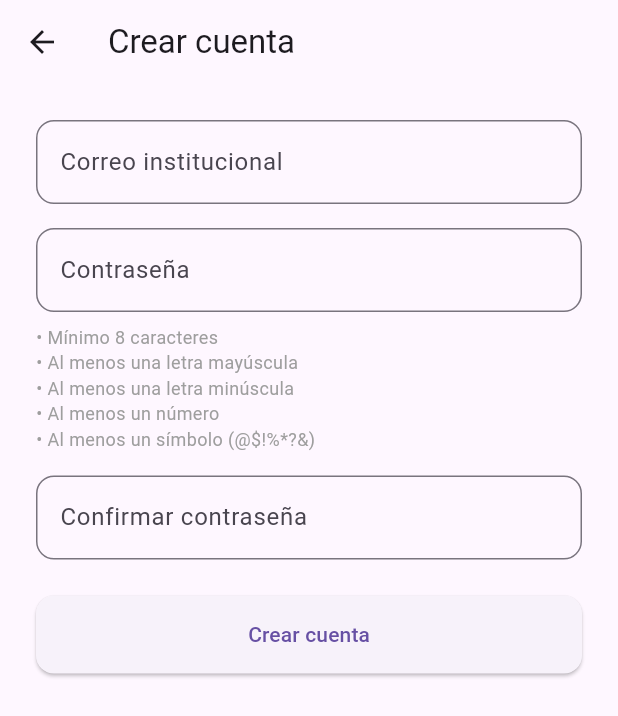
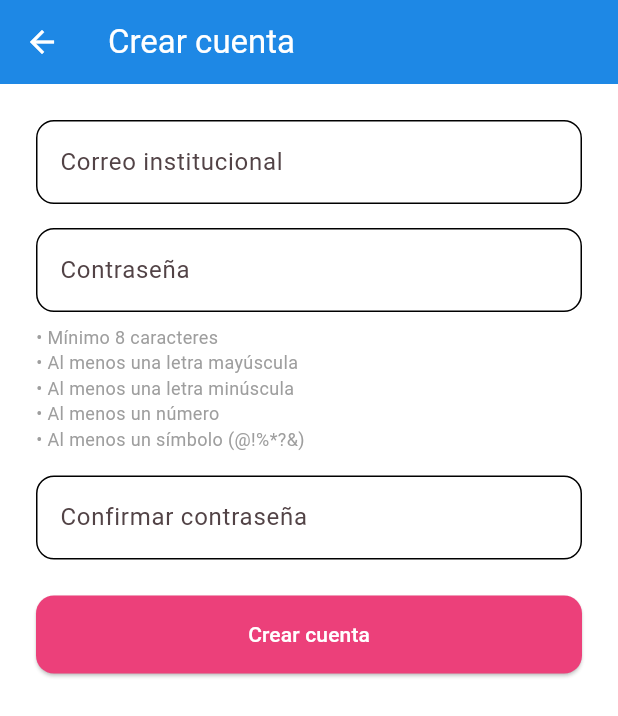
Before and after one commit to Dave2826/rive-login-experience, a Flutter app: the SignUpScreen screen opened directly, on a phone screen of 412 x 824 dp. Shown: the top 716 px of the screen. Run offline on Flutter 3.47's test engine with Material 3 defaults, Android fonts, the phone set to English and light mode, and no system bars; our stand-ins replace firebase_auth, firebase_core, flutter_secure_storage, rive; accounts and stored records are empty; generated files the repository leaves out were written again.

Commit message:
feat: centralize theme and Spanish localization

```diff
--- /dev/null
+++ b/lib/config/app_strings.dart
@@ -0,0 +1,81 @@
+abstract final class AppStrings {
+  // ------------------------------
+  // LoginScreen
+  // ------------------------------
+  static const String loginScreenTitle = 'Iniciar sesión';
+  static const String forgotPasswordLink = '¿Olvidaste tu contraseña?';
+  static const String emailFieldLabel = 'Correo electrónico';
+  static const String emailHint = 'tu@correo.com';
+  static const String passwordFieldLabel = 'Contraseña';
+  static const String noAccountLabel = '¿No tienes una cuenta? ';
+  static const String registerButton = 'Regístrate';
+  static const String verificationPending = 'La cuenta {email} aún no ha verificado su correo institucional.';
+  static const String resendVerification = 'Reenviar correo de verificación';
+  static const String alreadyVerified = 'Ya verifiqué mi correo';
+  static const String loginErrorInvalid = 'Credenciales inválidas';
+  static const String loginErrorUnverified = 'Tu correo aún no está verificado.';
+  static const String loginErrorNetwork = 'No se pudo iniciar sesión en este momento. Verifica tu conexión e inténtalo de nuevo.';
+  static const String resendEmail = 'Si existe una cuenta asociada a este correo, recibirás las instrucciones para restablecer tu contraseña.';
+
+  // ------------------------------
+  // SignUpScreen
+  // ------------------------------
+  static const String signUpTitle = 'Crear cuenta';
+  static const String institutionalEmailLabel = 'Correo institucional';
+  static const String institutionalEmailHint = 'usuario@tecdesoftware.edu.mx';
+  static const String passwordLabel = 'Contraseña';
+  static const String confirmPasswordLabel = 'Confirmar contraseña';
+  static const String signUpButton = 'Crear cuenta';
+  static const String minEightChars = '• Mínimo 8 caracteres';
+  static const String minUppercase = '• Al menos una letra mayúscula';
+  static const String minLowercase = '• Al menos una letra minúscula';
+  static const String minNumber = '• Al menos un número';
+  static const String minSymbol = '• Al menos un símbolo (@!%*?&)';
+  static const String emailRequired = 'El correo es obligatorio';
+  static const String passwordRequired = 'La contraseña es obligatoria';
+  static const String confirmRequired = 'Confirma tu contraseña';
+  static const String nonInstitutionalDomain = 'Usa tu correo institucional (@tecdesoftware.edu.mx)';
+  static const String emailAlreadyRegistered = 'Este correo ya está registrado';
+
+  // ------------------------------
+  // ProductsScreen
+  // ------------------------------
+  static const String platillosTitle = 'Menú de platillos';
+  static const String closeSessionDialog = '¿Quieres cerrar la sesión actual?';
+  static const String cancelButton = 'Cancelar';
+  static const String closeSessionButton = 'Cerrar sesión';
+  static const String retryButton = 'Reintentar';
+  static const String noPlatillosDisponibles = 'No hay platillos disponibles';
+  static const String disponible = 'Disponible';
+  static const String agotado = 'Agotado';
+  static const String sinNombre = 'Sin nombre';
+  static const String tituloPlatillo = 'Platillo';
+  static const String subtituloDescripcion = 'Descripción';
+  static const String categoria = 'Categoría';
+  static const String precio = 'Precio';
+  static const String errorServidor = 'Error interno del servidor al cargar el menú.';
+  static const String errorConexion = 'No fue posible conectar con el servidor. Verifica tu conexión e inténtalo de nuevo.';
+  static const String errorTimeout = 'Tiempo de espera agotado al conectar con el servidor. Inténtalo más tarde.';
+  static const String errorFormato = 'No se pudo interpretar la respuesta del catálogo.';
+
+  // ------------------------------
+  // SessionGate
+  // ------------------------------
+  static const String sessionExpiredMessage = 'Tu sesión expiró o ya no es válida. Inicia sesión de nuevo.';
+
+  // ------------------------------
+  // Mensajes generales / Wrappers
+  // ------------------------------
+  static const String errorAlIniciarSesion = 'No se pudo iniciar sesión en este momento. Verifica tu conexión e inténtalo de nuevo.';
+
+  // ------------------------------
+  // Auth errors / snackbars
+  // ------------------------------
+  static const String verificationSentMessage = 'Cuenta creada. Revisa tu correo institucional para verificarla antes de iniciar sesión.';
+  static const String verificationFailedMessage = 'Cuenta creada, pero no se pudo enviar el correo de verificación. Podrá solicitarlo nuevamente desde el inicio de sesión.';
+  static const String emailAlreadyInUse = 'Este correo ya está registrado';
+  static const String invalidEmail = 'Correo inválido';
+  static const String weakPassword = 'Contraseña muy débil';
+  static const String createAccountError = 'Error al crear cuenta:';
+  static const String unexpectedError = 'Error inesperado al crear cuenta';
+}
--- /dev/null
+++ b/lib/config/app_theme.dart
@@ -0,0 +1,54 @@
+import 'package:flutter/material.dart';
+
+/// Colores únicos para la app (útiles para pruebas y consistencia).
+abstract final class AppColors {
+  static const Color primary   = Color(0xFFEC407A);  // rosa viejo (login CTA, gate spinner)
+  static const Color secondary = Color(0xFF1E88E5);  // azul (AppBar, chips)
+  static const Color success   = Color(0xFF4CAF50);  // verde (snackbar OK)
+  static const Color error     = Color(0xFFE53935);  // rojo (textos de error)
+  static const Color muted     = Color(0xFF757575);  // gris (ayudas, vacío)
+}
+
+/// Tema centralizado. Copia los valores visuales reales actuales para que
+/// el cambio sea puramente de estructura; no altera el aspecto de producción.
+ThemeData lightTheme() => ThemeData(
+  useMaterial3: true,
+  colorScheme: ColorScheme.fromSeed(seedColor: AppColors.primary)
+      .copyWith(
+        primary: AppColors.primary,
+        secondary: AppColors.secondary,
+        error: AppColors.error,
+        surface: Colors.white,
+      ),
+  appBarTheme: AppBarTheme(
+    backgroundColor: AppColors.secondary,
+    foregroundColor: Colors.white,
+    elevation: 0,
+  ),
+  inputDecorationTheme: InputDecorationTheme(
+    border: OutlineInputBorder(borderRadius: BorderRadius.circular(12)),
+    enabledBorder: OutlineInputBorder(borderRadius: BorderRadius.circular(12)),
+    focusedBorder: OutlineInputBorder(borderRadius: BorderRadius.circular(12)),
+  ),
+  elevatedButtonTheme: ElevatedButtonThemeData(
+    style: ButtonStyle(
+      backgroundColor: WidgetStatePropertyAll(AppColors.primary),
+      foregroundColor: WidgetStatePropertyAll(Colors.white),
+      padding: WidgetStatePropertyAll(const EdgeInsets.symmetric(vertical: 16)),
+      shape: WidgetStatePropertyAll(RoundedRectangleBorder(
+        borderRadius: BorderRadius.circular(12),
+      )),
+    ),
+  ),
+  cardTheme: CardThemeData(
+    margin: const EdgeInsets.symmetric(horizontal: 12, vertical: 6),
+    shape: RoundedRectangleBorder(borderRadius: BorderRadius.circular(12)),
+  ),
+  dialogTheme: DialogThemeData(
+    shape: RoundedRectangleBorder(borderRadius: BorderRadius.circular(12)),
+  ),
+  snackBarTheme: SnackBarThemeData(
+    backgroundColor: AppColors.success,
+  ),
+  scaffoldBackgroundColor: Colors.white,
+);
--- a/lib/screens/sign_up_screen.dart
+++ b/lib/screens/sign_up_screen.dart
@@ -1,6 +1,7 @@
 
 import 'package:firebase_auth/firebase_auth.dart';
 import 'package:flutter/material.dart';
+import '../config/app_strings.dart';
 
 class SignUpScreen extends StatefulWidget {
   const SignUpScreen({super.key});
@@ -103,8 +104,8 @@ class _SignUpScreenState extends State<SignUpScreen> {
         SnackBar(
           content: Text(
             verificationSent
-                ? 'Cuenta creada. Revisa tu correo institucional para verificarla antes de iniciar sesión.'
-                : 'Cuenta creada, pero no se pudo enviar el correo de verificación. Podrás solicitarlo nuevamente desde el inicio de sesión.',
+                ? AppStrings.verificationSentMessage
+                : AppStrings.verificationFailedMessage,
           ),
           backgroundColor: verificationSent ? Colors.green : Colors.orange,
           duration: const Duration(seconds: 6),
@@ -115,18 +116,18 @@ class _SignUpScreenState extends State<SignUpScreen> {
     } on FirebaseAuthException catch (e) {
       setState(() {
         if (e.code == 'email-already-in-use') {
-          _emailError = 'Este correo ya está registrado';
+          _emailError = AppStrings.emailAlreadyInUse;
         } else if (e.code == 'invalid-email') {
-          _emailError = 'Correo inválido';
+          _emailError = AppStrings.invalidEmail;
         } else if (e.code == 'weak-password') {
-          _passwordError = 'Contraseña muy débil';
+          _passwordError = AppStrings.weakPassword;
         } else {
-          _emailError = 'Error al crear cuenta: ${e.message}';
+          _emailError = '${AppStrings.createAccountError} ${e.message}';
         }
       });
     } catch (_) {
       setState(() {
-        _emailError = 'Error inesperado al crear cuenta';
+        _emailError = AppStrings.unexpectedError;
       });
     } finally {
       if (mounted) {
@@ -138,7 +139,7 @@ class _SignUpScreenState extends State<SignUpScreen> {
   @override
   Widget build(BuildContext context) {
     return Scaffold(
-      appBar: AppBar(title: const Text('Crear cuenta')),
+      appBar: AppBar(title: const Text(AppStrings.signUpTitle)),
       body: SingleChildScrollView(
         padding: const EdgeInsets.all(24),
         child: Column(
@@ -148,8 +149,8 @@ class _SignUpScreenState extends State<SignUpScreen> {
               controller: _emailController,
               keyboardType: TextInputType.emailAddress,
               decoration: InputDecoration(
-                labelText: 'Correo institucional',
-                hintText: 'usuario@tecdesoftware.edu.mx',
+                labelText: AppStrings.institutionalEmailLabel,
+                hintText: AppStrings.institutionalEmailHint,
                 border: OutlineInputBorder(
                   borderRadius: BorderRadius.circular(12),
                 ),
@@ -171,7 +172,7 @@ class _SignUpScreenState extends State<SignUpScreen> {
               controller: _passwordController,
               obscureText: true,
               decoration: InputDecoration(
-                labelText: 'Contraseña',
+                labelText: AppStrings.passwordLabel,
                 border: OutlineInputBorder(
                   borderRadius: BorderRadius.circular(12),
                 ),
@@ -192,26 +193,16 @@ class _SignUpScreenState extends State<SignUpScreen> {
             const Column(
               crossAxisAlignment: CrossAxisAlignment.start,
               children: [
-                Text(
-                  '• Mínimo 8 caracteres',
-                  style: TextStyle(fontSize: 12, color: Colors.grey),
-                ),
-                Text(
-                  '• Al menos una letra mayúscula',
-                  style: TextStyle(fontSize: 12, color: Colors.grey),
-                ),
-                Text(
-                  '• Al menos una letra minúscula',
-                  style: TextStyle(fontSize: 12, color: Colors.grey),
-                ),
-                Text(
-                  '• Al menos un número',
-                  style: TextStyle(fontSize: 12, color: Colors.grey),
-                ),
-                Text(
-                  '• Al menos un símbolo (@\$!%*?&)',
-                  style: TextStyle(fontSize: 12, color: Colors.grey),
-                ),
+                Text(AppStrings.minEightChars,
+                    style: const TextStyle(fontSize: 12, color: Colors.grey)),
+                Text(AppStrings.minUppercase,
+                    style: const TextStyle(fontSize: 12, color: Colors.grey)),
+                Text(AppStrings.minLowercase,
+                    style: const TextStyle(fontSize: 12, color: Colors.grey)),
+                Text(AppStrings.minNumber,
+                    style: const TextStyle(fontSize: 12, color: Colors.grey)),
+                Text(AppStrings.minSymbol,
+                    style: const TextStyle(fontSize: 12, color: Colors.grey)),
               ],
             ),
 
@@ -221,7 +212,7 @@ class _SignUpScreenState extends State<SignUpScreen> {
               controller: _confirmPasswordController,
               obscureText: true,
               decoration: InputDecoration(
-                labelText: 'Confirmar contraseña',
+                labelText: AppStrings.confirmPasswordLabel,
                 border: OutlineInputBorder(
                   borderRadius: BorderRadius.circular(12),
                 ),
@@ -258,7 +249,7 @@ class _SignUpScreenState extends State<SignUpScreen> {
                           color: Colors.white,
                         ),
                       )
-                    : const Text('Crear cuenta'),
+                    : const Text(AppStrings.signUpButton),
               ),
             ),
           ],
--- a/pubspec.yaml
+++ b/pubspec.yaml
@@ -11,6 +11,8 @@ dependencies:
     sdk: flutter
   http: ^1.6.0
   rive: ^0.13.20
+  flutter_localizations:
+    sdk: flutter
   flutter_secure_storage: ^11.2.0
   firebase_core: ^5.2.0
   firebase_auth: ^7.1.0
```
Also changed, not shown: lib/main.dart (+12 -0 lines), lib/screens/login_screen.dart (+21 -8 lines), lib/screens/products_screen.dart (+10 -2 lines), lib/screens/session_gate.dart (+18 -2 lines), pubspec.lock, 5 other files.
